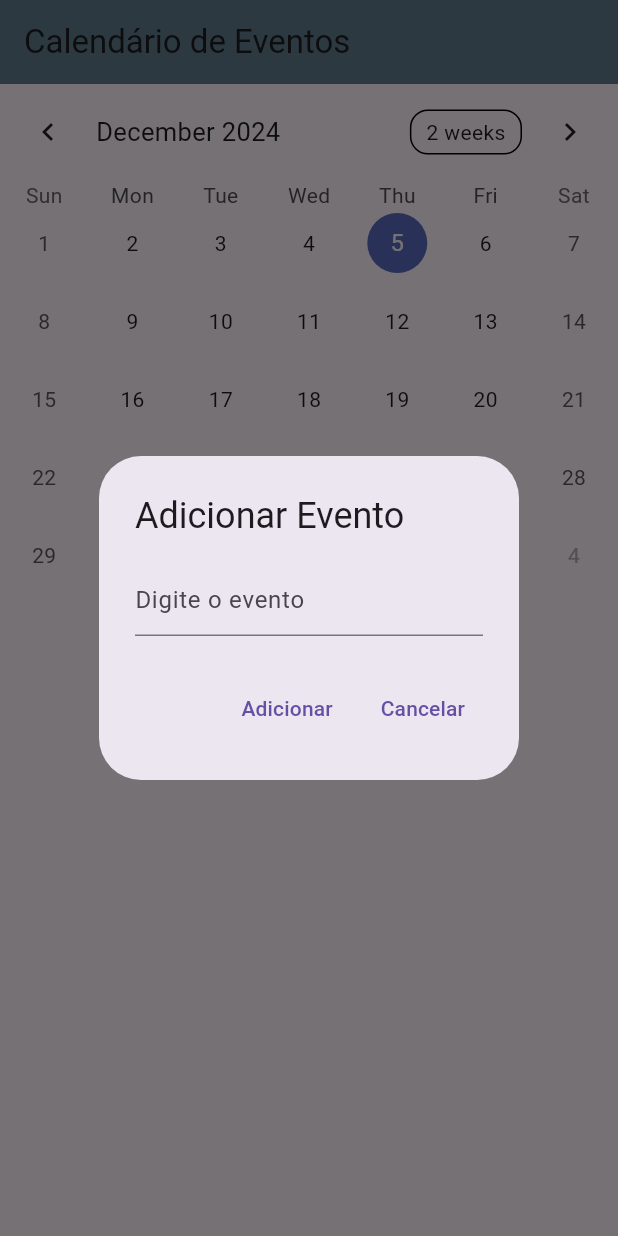
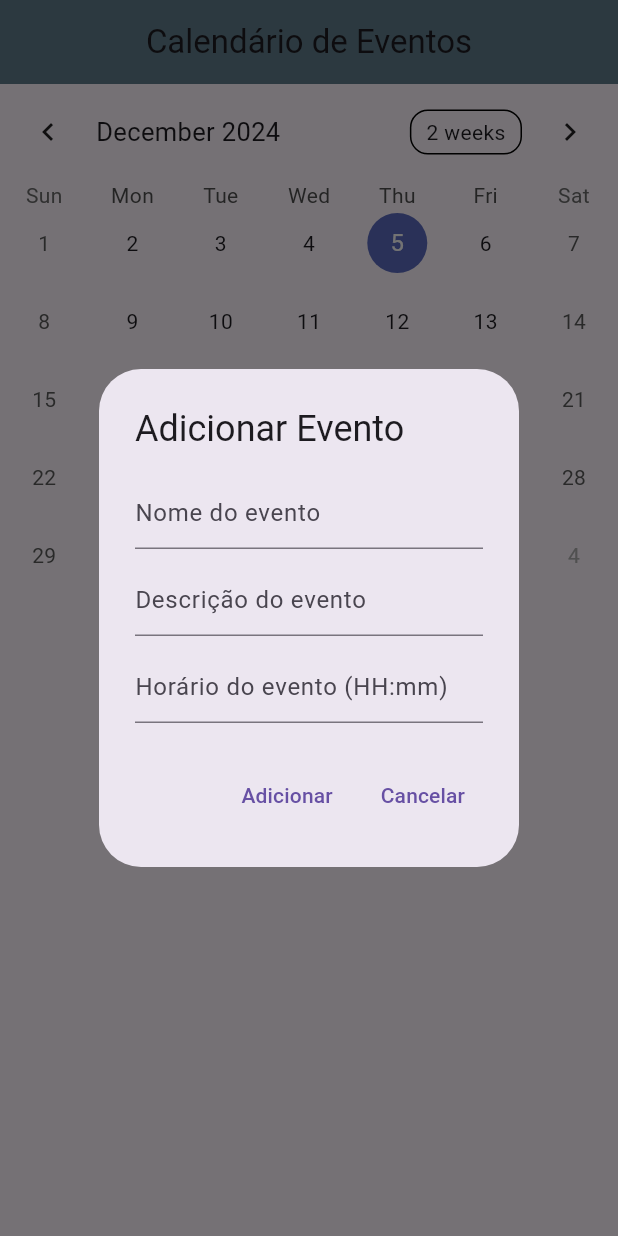
Before and after one commit to Rodrygo-Olyveyra/Agenda_de_Eventos, a Flutter app: the TelaCalendario screen opened directly, after a tap on "ADICIONAR EVENTO", on a phone screen of 412 x 824 dp. Run offline on Flutter 3.47's test engine with Material 3 defaults, Android fonts, the phone set to English and light mode, and no system bars; drawn by our look-alikes of table_calendar; our stand-ins replace firebase_auth, firebase_core; accounts and stored records are empty.

Commit message:
Atualzação nos eventos

```diff
--- a/lib/tela_calendario.dart
+++ b/lib/tela_calendario.dart
@@ -11,7 +11,7 @@ class TelaCalendario extends StatefulWidget {
 class _TelaCalendarioState extends State<TelaCalendario> {
   late DateTime _selectedDay;
   late DateTime _focusedDay;
-  final Map<DateTime, List<String>> _events = {};
+  final Map<DateTime, List<Map<String, String>>> _events = {};
 
   @override
   void initState() {
@@ -20,19 +20,21 @@ class _TelaCalendarioState extends State<TelaCalendario> {
     _focusedDay = DateTime.now();
   }
 
-  // Função para comparar se dois dias são o mesmo
   bool isSameDay(DateTime day1, DateTime day2) {
     return day1.year == day2.year &&
         day1.month == day2.month &&
         day1.day == day2.day;
   }
-
-  void _addEvent(String event) {
+  void _addEvent(String name, String description, String time) {
     if (_events[_selectedDay] == null) {
       _events[_selectedDay] = [];
     }
     setState(() {
-      _events[_selectedDay]?.add(event);
+      _events[_selectedDay]?.add({
+        'name': name,
+        'description': description,
+        'time': time,
+      });
     });
   }
 
@@ -42,6 +44,7 @@ class _TelaCalendarioState extends State<TelaCalendario> {
       appBar: AppBar(
         title: const Text('Calendário de Eventos'),
         backgroundColor: Colors.blueGrey,
+        centerTitle: true,
       ),
       body: Column(
         children: [
@@ -49,7 +52,7 @@ class _TelaCalendarioState extends State<TelaCalendario> {
             firstDay: DateTime.utc(2020, 01, 01),
             lastDay: DateTime.utc(2030, 12, 31),
             focusedDay: _focusedDay,
-            selectedDayPredicate: (day) => isSameDay(_selectedDay, day), // Usando a função isSameDay
+            selectedDayPredicate: (day) => isSameDay(_selectedDay, day),
             onDaySelected: (selectedDay, focusedDay) {
               setState(() {
                 _selectedDay = selectedDay;
@@ -66,18 +69,43 @@ class _TelaCalendarioState extends State<TelaCalendario> {
               showDialog(
                 context: context,
                 builder: (BuildContext context) {
-                  TextEditingController _controller = TextEditingController();
+                  TextEditingController _nameController = TextEditingController();
+                  TextEditingController _descriptionController = TextEditingController();
+                  TextEditingController _timeController = TextEditingController();
+
                   return AlertDialog(
                     title: const Text('Adicionar Evento'),
-                    content: TextField(
-                      controller: _controller,
-                      decoration: const InputDecoration(hintText: 'Digite o evento'),
+                    content: Column(
+                      mainAxisSize: MainAxisSize.min,
+                      children: [
+                        TextField(
+                          controller: _nameController,
+                          decoration: const InputDecoration(hintText: 'Nome do evento'),
+                        ),
+                        const SizedBox(height: 10),
+                        TextField(
+                          controller: _descriptionController,
+                          decoration: const InputDecoration(hintText: 'Descrição do evento'),
+                        ),
+                        const SizedBox(height: 10),
+                        TextField(
+                          controller: _timeController,
+                          decoration: const InputDecoration(hintText: 'Horário do evento (HH:mm)'),
+                          keyboardType: TextInputType.datetime,
+                        ),
+                      ],
                     ),
                     actions: [
                       TextButton(
                         onPressed: () {
-                          if (_controller.text.isNotEmpty) {
-                            _addEvent(_controller.text);
+                          if (_nameController.text.isNotEmpty &&
+                              _descriptionController.text.isNotEmpty &&
+                              _timeController.text.isNotEmpty) {
+                            _addEvent(
+                              _nameController.text,
+                              _descriptionController.text,
+                              _timeController.text,
+                            );
                             Navigator.pop(context);
                           }
                         },
@@ -111,7 +139,8 @@ class _TelaCalendarioState extends State<TelaCalendario> {
             child: ListView(
               children: _events[_selectedDay]?.map((event) {
                 return ListTile(
-                  title: Text(event),
+                  title: Text(event['name'] ?? 'Sem nome'),
+                  subtitle: Text('${event['description'] ?? 'Sem descrição'} - ${event['time'] ?? 'Sem horário'}'),
                 );
               }).toList() ?? [],
             ),
```
